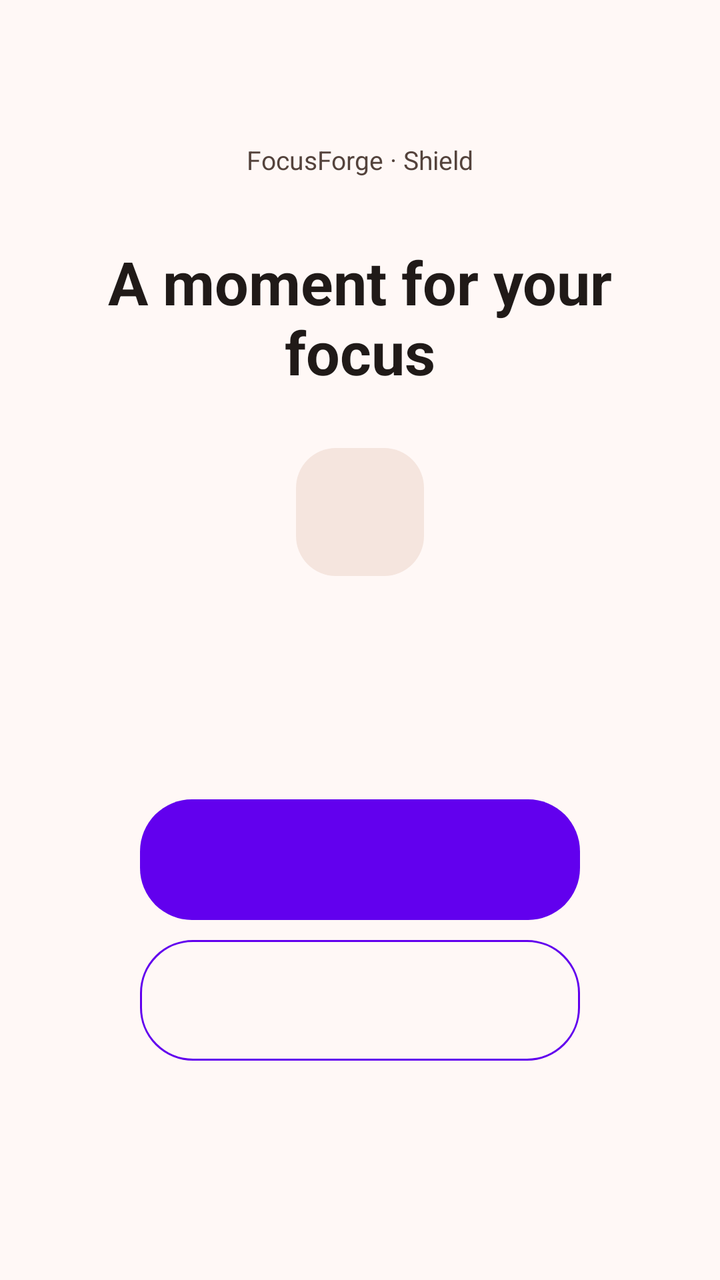
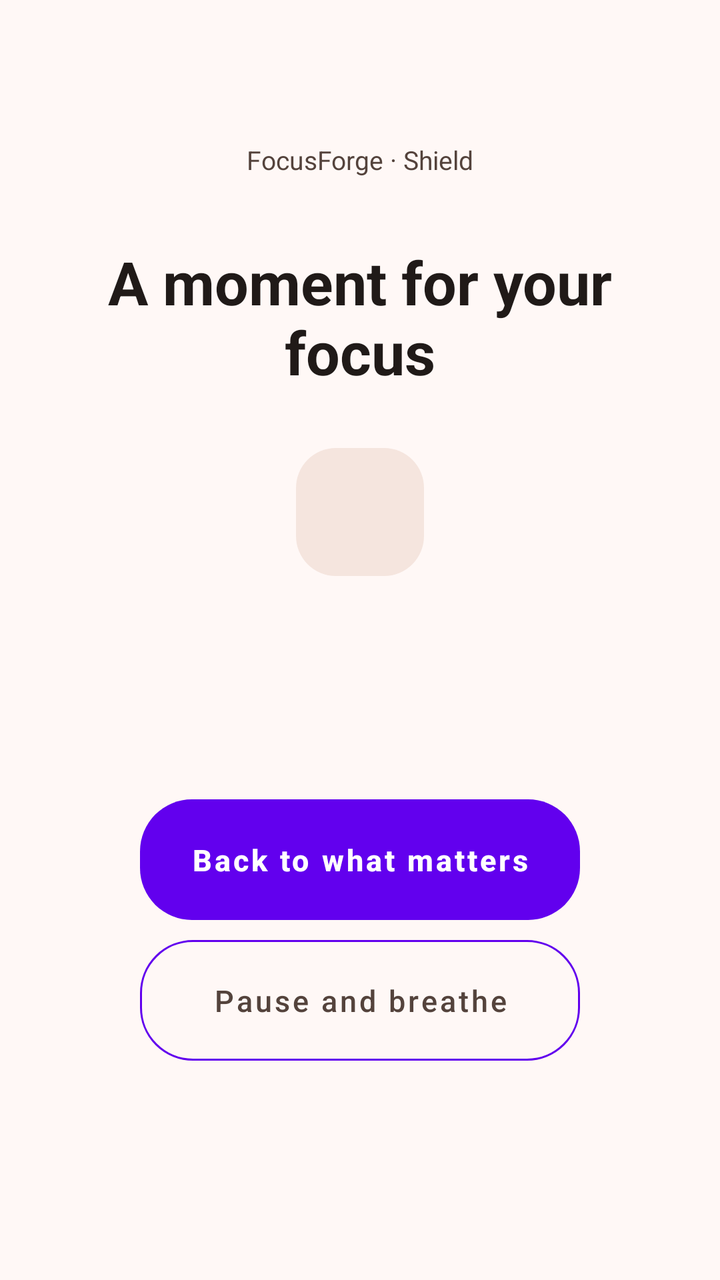

The first picture is an Android layout as it rendered before a commit; the second is the same layout after the commit. The layout source and the unified diff follow.
<!-- AndroidManifest.xml: fallback theme Theme.MaterialComponents.DayNight.NoActionBar -->
<!-- res/layout/ff_block_overlay.xml -->
<?xml version="1.0" encoding="utf-8"?>
<FrameLayout xmlns:android="http://schemas.android.com/apk/res/android"
    android:id="@+id/ff_block_root"
    android:layout_width="match_parent"
    android:layout_height="match_parent"
    android:background="@color/ff_block_surface"
    android:fitsSystemWindows="true">

    <ScrollView
        android:layout_width="match_parent"
        android:layout_height="match_parent"
        android:fillViewport="true"
        android:scrollbars="none">

        <LinearLayout
            android:id="@+id/ff_block_content"
            android:layout_width="match_parent"
            android:layout_height="wrap_content"
            android:gravity="center"
            android:orientation="vertical"
            android:paddingHorizontal="28dp"
            android:paddingVertical="40dp">

            <TextView
                android:layout_width="wrap_content"
                android:layout_height="wrap_content"
                android:layout_marginBottom="32dp"
                android:text="FocusForge · Shield"
                android:textColor="@color/ff_block_muted"
                android:textSize="13sp" />

            <TextView
                android:layout_width="wrap_content"
                android:layout_height="wrap_content"
                android:maxWidth="320dp"
                android:gravity="center"
                android:text="A moment for your focus"
                android:textColor="@color/ff_block_on_surface"
                android:textSize="30sp"
                android:textStyle="bold" />

            <ImageView
                android:id="@+id/ff_block_icon"
                android:layout_width="64dp"
                android:layout_height="64dp"
                android:layout_marginTop="28dp"
                android:padding="10dp"
                android:background="@drawable/ff_block_icon_surface"
                android:contentDescription="@null" />

            <TextView
                android:id="@+id/ff_block_app"
                android:layout_width="wrap_content"
                android:layout_height="wrap_content"
                android:layout_marginTop="20dp"
                android:maxWidth="320dp"
                android:gravity="center"
                android:textColor="@color/ff_block_on_surface"
                android:textSize="22sp"
                android:textStyle="bold" />

            <TextView
                android:id="@+id/ff_block_reason"
                android:layout_width="wrap_content"
                android:layout_height="wrap_content"
                android:layout_marginTop="10dp"
                android:maxWidth="320dp"
                android:gravity="center"
                android:lineSpacingExtra="3dp"
                android:textColor="@color/ff_block_muted"
                android:textSize="15sp" />

            <Button
                android:id="@+id/ff_block_back"
                android:layout_width="wrap_content"
                android:layout_height="wrap_content"
                android:minHeight="52dp"
                android:layout_marginTop="32dp"
                android:minWidth="220dp"
                android:paddingHorizontal="24dp"
                android:paddingVertical="14dp"
                android:textAllCaps="false"
                android:background="@drawable/ff_block_button_primary"
                android:stateListAnimator="@null"
                android:textColor="@color/ff_block_on_accent"
                android:textSize="15sp"
                android:textStyle="bold" />

            <Button
                android:id="@+id/ff_block_anyway"
                android:layout_width="wrap_content"
                android:layout_height="wrap_content"
                android:minHeight="48dp"
                android:layout_marginTop="10dp"
                android:minWidth="220dp"
                android:paddingHorizontal="24dp"
                android:paddingVertical="14dp"
                android:textAllCaps="false"
                android:background="@drawable/ff_block_button_ghost"
                android:stateListAnimator="@null"
                android:textColor="@color/ff_block_muted"
                android:textSize="15sp" />

            <TextView
                android:id="@+id/ff_block_note"
                android:layout_width="wrap_content"
                android:layout_height="wrap_content"
                android:layout_marginTop="22dp"
                android:maxWidth="300dp"
                android:gravity="center"
                android:textColor="@color/ff_block_muted"
                android:textSize="12sp" />

        </LinearLayout>
    </ScrollView>
</FrameLayout>
<!-- resources referenced by this layout -->
<resources>
  <color name="ff_block_muted">#54433C</color>
  <color name="ff_block_on_accent">#FFFFFF</color>
  <color name="ff_block_on_surface">#201A18</color>
  <color name="ff_block_surface">#FFF8F6</color>
  <!-- drawable ff_block_button_ghost (drawable) -->
  <?xml version="1.0" encoding="utf-8"?>
  <ripple xmlns:android="http://schemas.android.com/apk/res/android"
      android:color="#22E8672A">
      <item>
          <shape android:shape="rectangle">
              <solid android:color="@android:color/transparent" />
              <stroke
                  android:width="1dp"
                  android:color="@color/ff_block_outline" />
              <corners android:radius="26dp" />
          </shape>
      </item>
  </ripple>
  <!-- drawable ff_block_button_primary (drawable) -->
  <?xml version="1.0" encoding="utf-8"?>
  <ripple xmlns:android="http://schemas.android.com/apk/res/android"
      android:color="#33FFFFFF">
      <item>
          <shape android:shape="rectangle">
              <solid android:color="@color/ff_block_accent" />
              <corners android:radius="26dp" />
          </shape>
      </item>
  </ripple>
  <!-- drawable ff_block_icon_surface (drawable) -->
  <?xml version="1.0" encoding="utf-8"?>
  <shape xmlns:android="http://schemas.android.com/apk/res/android" android:shape="rectangle">
      <solid android:color="@color/ff_block_container" />
      <corners android:radius="20dp" />
  </shape>
  <color name="ff_block_outline">#D8C2BA</color>
  <color name="ff_block_accent">#9A461C</color>
  <color name="ff_block_container">#F5E5DE</color>
</resources>

<!-- the commit's change to res/layout/ff_block_overlay.xml (unified diff, before → after) -->
@@ -79,6 +79,7 @@
                 android:minWidth="220dp"
                 android:paddingHorizontal="24dp"
                 android:paddingVertical="14dp"
+                android:text="@string/ff_block_back"
                 android:textAllCaps="false"
                 android:background="@drawable/ff_block_button_primary"
                 android:stateListAnimator="@null"
@@ -95,6 +96,7 @@
                 android:minWidth="220dp"
                 android:paddingHorizontal="24dp"
                 android:paddingVertical="14dp"
+                android:text="@string/ff_block_anyway"
                 android:textAllCaps="false"
                 android:background="@drawable/ff_block_button_ghost"
                 android:stateListAnimator="@null"
<!-- resource entries referenced after the edit -->
@@ -35,6 +35,8 @@
       <solid android:color="@color/ff_block_container" />
       <corners android:radius="20dp" />
   </shape>
+  <string name="ff_block_anyway">Pause and breathe</string>
+  <string name="ff_block_back">Back to what matters</string>
   <color name="ff_block_outline">#D8C2BA</color>
   <color name="ff_block_accent">#9A461C</color>
   <color name="ff_block_container">#F5E5DE</color>
